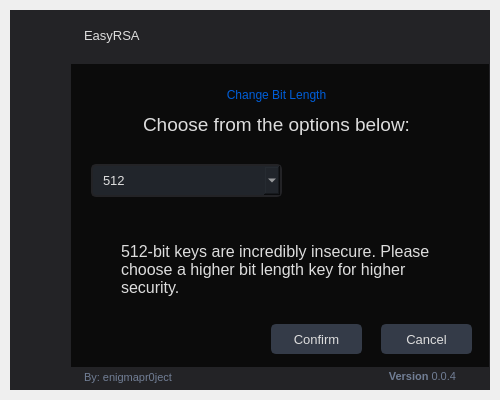
The window that UI/dangerZone_bitLength.ui (ameasere/EasyRSA) describes before a commit, drawn with Qt 5.
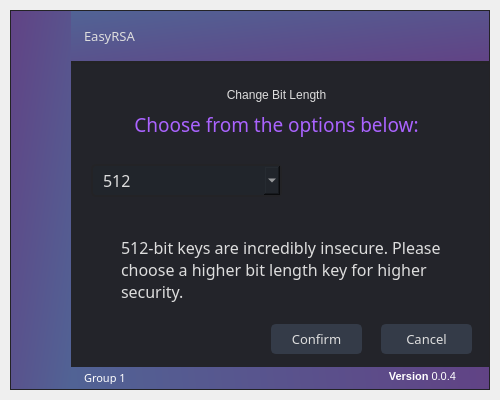
The same window after the commit. Icons and pictures are not drawn.

What changed in the file:
```diff
--- a/UI/dangerZone_bitLength.ui
+++ b/UI/dangerZone_bitLength.ui
@@ -61,23 +61,23 @@
 /* /////////////////////////////////////////////////////////////////////////////////////////////////
 Bg App */
 #bgApp {
-	background-color: rgb(11,11,11);
+	background-color: rgb(35, 36, 42);
 	border: 1px solid rgb(35,35,38);
 }
 
 /* /////////////////////////////////////////////////////////////////////////////////////////////////
 Left Menu */
 #leftMenuBg {
-	background-color: rgb(35,35,38);
+	background-color: qlineargradient(spread:pad, x1:0, y1:0, x2:1, y2:1, stop:0 rgba(97, 67, 133, 255), stop:1 rgba(81, 99, 149, 255));
 }
 #topLogo {
-	background-color: rgb(35,35,38);
+	background-color: transparent;
 	background-image: url(:/images/images/images/RSA30x30.png);
 	background-position: center;
 	background-repeat: no-repeat;
 }
-#titleLeftApp { font: 63 12pt &quot;Segoe UI Semibold&quot;; }
-#titleLeftDescription { font: 8pt &quot;Segoe UI&quot;; color: rgb(32, 124, 245); }
+#titleLeftApp { font: 81 12pt &quot;Raleway ExtraBold&quot;; }
+#titleLeftDescription { font: 8pt &quot;Segoe UI&quot;; color: #aa63ff; }
 
 /* MENUS */
 #topMenu .QPushButton {
@@ -122,7 +122,7 @@
     background-repeat: no-repeat;
 	border: none;
 	border-left: 20px solid transparent;
-	background-color: rgb(37, 41, 48);
+	background-color: #23242a;
 	text-align: left;
 	padding-left: 44px;
 	color: rgb(113, 126, 149);
@@ -144,7 +144,7 @@
 	background-color: rgb(35,35,38);
 }
 #extraTopBg {
-	background-color: rgb(32, 124, 245);
+	background-color: #aa63ff;
 }
 
 /* Icon */
@@ -164,7 +164,7 @@
 
 /* Extra Content */
 #extraContent{
-	border-top: 3px solid rgb(11,11,11);
+	border-top: 3px solid rgb(35,35,38);
 }
 
 /* Extra Top Menus */
@@ -188,7 +188,7 @@
 /* /////////////////////////////////////////////////////////////////////////////////////////////////
 Content App */
 #contentTopBg{
-	background-color: rgb(35,35,38);
+	background-color: qlineargradient(spread:pad, x1:1, y1:1, x2:0, y2:0, stop:0 rgba(97, 67, 133, 255), stop:1 rgba(81, 99, 149, 255));
 }
 #contentBottom{
 	border-top: 3px solid rgb(35,35,38);
@@ -201,10 +201,10 @@
 
 /* Theme Settings */
 #extraRightBox { background-color: rgb(35,35,38); }
-#themeSettingsTopDetail { background-color: rgb(32, 124, 245); }
+#themeSettingsTopDetail { background-color: #aa63ff; }
 
 /* Bottom Bar */
-#bottomBar { background-color: rgb(35,35,38); }
+#bottomBar { background-color: qlineargradient(spread:pad, x1:1, y1:0.511, x2:0, y2:0.517, stop:0 rgba(97, 67, 133, 255), stop:1 rgba(81, 99, 149, 255)); }
 #bottomBar QLabel { font-size: 11px; color: rgb(113, 126, 149); padding-left: 10px; padding-right: 10px; padding-bottom: 2px; }
 
 /* CONTENT SETTINGS */
@@ -242,7 +242,7 @@
 	gridline-color: rgb(44, 49, 60);
 }
 QTableWidget::item:selected{
-	background-color: rgb(32, 124, 245);
+	background-color: #aa63ff;
 }
 QHeaderView::section{
 	background-color: rgb(35,35,38);
@@ -276,7 +276,7 @@
 	border: 2px solid rgb(35,35,38);
 	padding-left: 10px;
 	selection-color: rgb(255, 255, 255);
-	selection-background-color: rgb(0,94,217);
+	selection-background-color: #aa63ff;
 }
 QLineEdit:hover {
 	border: 2px solid rgb(64, 71, 88);
@@ -317,7 +317,7 @@
 	border-radius: 0px;
 }
 QScrollBar::handle:horizontal {
-    background: rgb(32, 124, 245);
+    background: #aa63ff;
     min-width: 25px;
 	border-radius: 4px;
 }
@@ -355,7 +355,7 @@
 	border-radius: 0px;
  }
  QScrollBar::handle:vertical {
-	background: rgb(32, 124, 245);
+	background: #aa63ff;
     min-height: 25px;
 	border-radius: 4px;
  }
@@ -446,7 +446,7 @@
 	background-repeat: no-repeat;
  }
 QComboBox QAbstractItemView {
-	color: rgb(0,94,217);
+	color: #aa63ff;
 	background-color: rgb(35,35,38);
 	padding: 10px;
 	selection-background-color: rgb(39, 44, 54);
@@ -464,7 +464,7 @@
 	background-color: rgb(55, 62, 76);
 }
 QSlider::handle:horizontal {
-    background-color: rgb(32, 124, 245);
+    background-color: #aa63ff;
     border: none;
     height: 10px;
     width: 10px;
@@ -488,7 +488,7 @@
 	background-color: rgb(55, 62, 76);
 }
 QSlider::handle:vertical {
-    background-color: rgb(32, 124, 245);
+    background-color: #aa63ff;
 	border: none;
     height: 10px;
     width: 10px;
@@ -505,7 +505,7 @@
 /* /////////////////////////////////////////////////////////////////////////////////////////////////
 CommandLinkButton */
 QCommandLinkButton {
-	color: rgb(0,94,217);
+	color: #aa63ff;
 	border-radius: 5px;
 	padding: 5px;
 }
@@ -777,13 +777,16 @@
                   </property>
                   <property name="font">
                    <font>
-                    <family>Segoe UI</family>
+                    <family>Raleway ExtraBold</family>
                     <pointsize>10</pointsize>
-                    <weight>50</weight>
+                    <weight>10</weight>
                     <italic>false</italic>
                     <bold>false</bold>
                    </font>
                   </property>
+                  <property name="styleSheet">
+                   <string notr="true">font: 81 10pt &quot;Raleway ExtraBold&quot;;</string>
+                  </property>
                   <property name="text">
                    <string>EasyRSA</string>
                   </property>
@@ -1043,7 +1046,7 @@
                         </rect>
                        </property>
                        <property name="styleSheet">
-                        <string notr="true">font: 14pt &quot;Segoe UI&quot;; color: rgb(0,94,217);</string>
+                        <string notr="true">font: 57 14pt &quot;Raleway Medium&quot;;</string>
                        </property>
                        <property name="lineWidth">
                         <number>1</number>
@@ -1078,9 +1081,9 @@
                        </property>
                        <property name="font">
                         <font>
-                         <family>Segoe UI</family>
+                         <family>Raleway Light</family>
                          <pointsize>14</pointsize>
-                         <weight>50</weight>
+                         <weight>3</weight>
                          <italic>false</italic>
                          <bold>false</bold>
                         </font>
@@ -1089,7 +1092,7 @@
                         <string notr="true">font: 14pt &quot;Segoe UI&quot;;</string>
                        </property>
                        <property name="text">
-                        <string>&lt;html&gt;&lt;head/&gt;&lt;body&gt;&lt;p&gt;Choose from the options below:&lt;/p&gt;&lt;/body&gt;&lt;/html&gt;</string>
+                        <string>&lt;html&gt;&lt;head/&gt;&lt;body&gt;&lt;p&gt;&lt;span style=&quot; color:#aa63ff;&quot;&gt;Choose from the options below:&lt;/span&gt;&lt;/p&gt;&lt;/body&gt;&lt;/html&gt;</string>
                        </property>
                        <property name="alignment">
                         <set>Qt::AlignCenter</set>
@@ -1115,9 +1118,9 @@
                        </property>
                        <property name="font">
                         <font>
-                         <family>Segoe UI</family>
+                         <family>Raleway SemiBold</family>
                          <pointsize>10</pointsize>
-                         <weight>50</weight>
+                         <weight>7</weight>
                          <italic>false</italic>
                          <bold>false</bold>
                         </font>
@@ -1149,9 +1152,9 @@
                        </property>
                        <property name="font">
                         <font>
-                         <family>Segoe UI</family>
+                         <family>Raleway SemiBold</family>
                          <pointsize>10</pointsize>
-                         <weight>50</weight>
+                         <weight>7</weight>
                          <italic>false</italic>
                          <bold>false</bold>
                         </font>
@@ -1177,9 +1180,9 @@
                        </property>
                        <property name="font">
                         <font>
-                         <family>Segoe UI</family>
-                         <pointsize>10</pointsize>
-                         <weight>50</weight>
+                         <family>Raleway Light</family>
+                         <pointsize>12</pointsize>
+                         <weight>3</weight>
                          <italic>false</italic>
                          <bold>false</bold>
                         </font>
@@ -1299,9 +1302,9 @@
                        </property>
                        <property name="font">
                         <font>
-                         <family>Segoe UI</family>
+                         <family>Raleway Light</family>
                          <pointsize>14</pointsize>
-                         <weight>50</weight>
+                         <weight>3</weight>
                          <italic>false</italic>
                          <bold>false</bold>
                         </font>
@@ -1410,15 +1413,18 @@
                   </property>
                   <property name="font">
                    <font>
-                    <family>Segoe UI</family>
-                    <pointsize>-1</pointsize>
-                    <weight>50</weight>
+                    <family>Raleway SemiBold</family>
+                    <pointsize>8</pointsize>
+                    <weight>7</weight>
                     <italic>false</italic>
                     <bold>false</bold>
                    </font>
                   </property>
+                  <property name="styleSheet">
+                   <string notr="true">font: 63 8pt &quot;Raleway SemiBold&quot;;</string>
+                  </property>
                   <property name="text">
-                   <string>By: enigmapr0ject</string>
+                   <string>&lt;html&gt;&lt;head/&gt;&lt;body&gt;&lt;p&gt;&lt;span style=&quot; color:#ffffff;&quot;&gt;Group 1&lt;/span&gt;&lt;/p&gt;&lt;/body&gt;&lt;/html&gt;</string>
                   </property>
                   <property name="alignment">
                    <set>Qt::AlignLeading|Qt::AlignLeft|Qt::AlignVCenter</set>
@@ -1427,8 +1433,11 @@
                 </item>
                 <item>
                  <widget class="QLabel" name="version">
+                  <property name="styleSheet">
+                   <string notr="true">font: 63 8pt &quot;Raleway SemiBold&quot;;</string>
+                  </property>
                   <property name="text">
-                   <string>&lt;html&gt;&lt;head/&gt;&lt;body&gt;&lt;p&gt;&lt;span style=&quot; font-weight:600;&quot;&gt;Version&lt;/span&gt; 0.0.4&lt;/p&gt;&lt;/body&gt;&lt;/html&gt;</string>
+                   <string>&lt;html&gt;&lt;head/&gt;&lt;body&gt;&lt;p&gt;&lt;span style=&quot; font-weight:600; color:#ffffff;&quot;&gt;Version&lt;/span&gt;&lt;span style=&quot; color:#ffffff;&quot;&gt; 0.0.4&lt;/span&gt;&lt;/p&gt;&lt;/body&gt;&lt;/html&gt;</string>
                   </property>
                   <property name="alignment">
                    <set>Qt::AlignRight|Qt::AlignTrailing|Qt::AlignVCenter</set>
```
Left out of the diff: 59 changed lines with no effect on the pictures.
